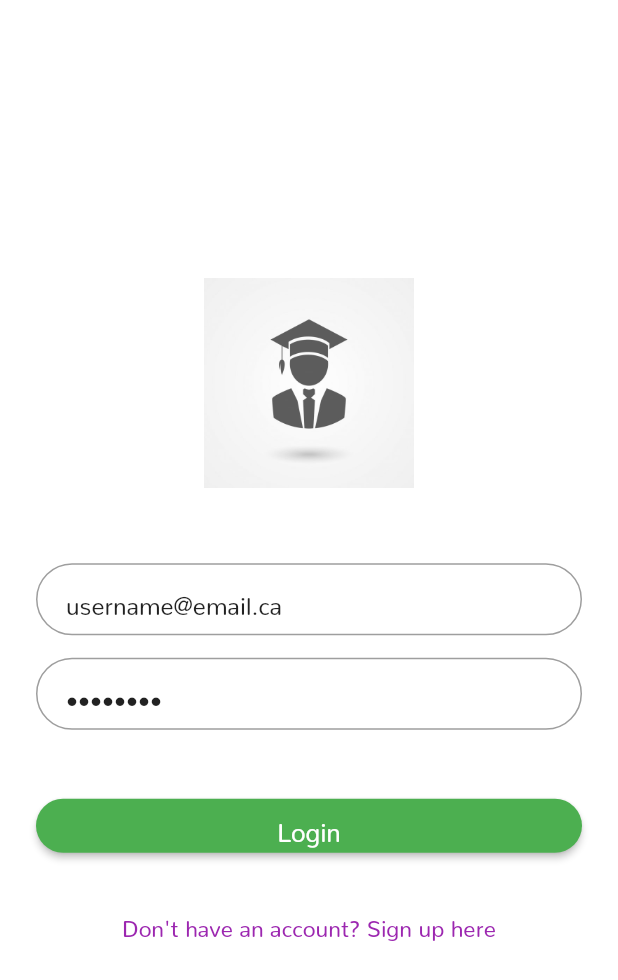
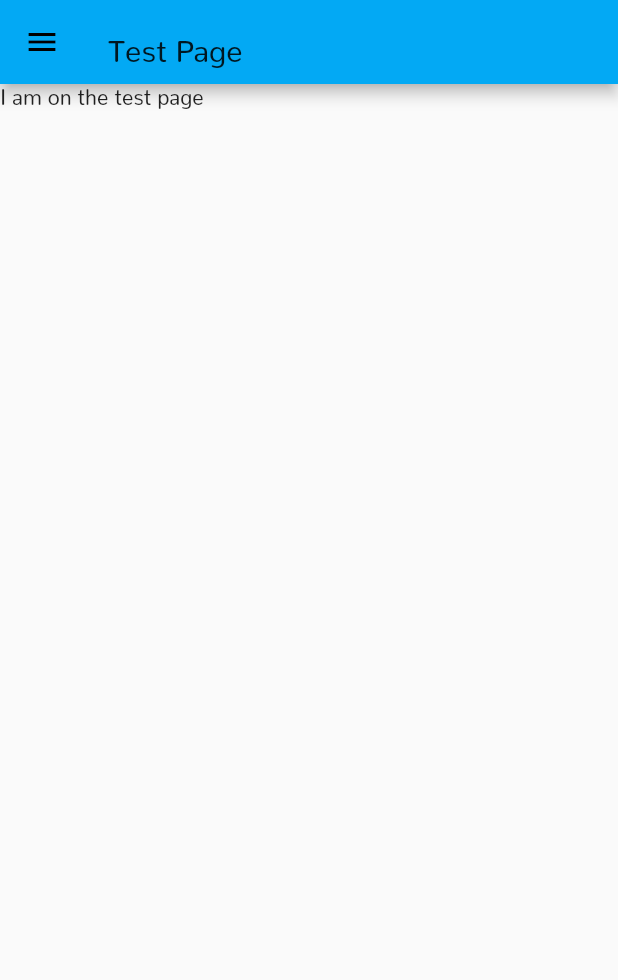
Before and after one commit to JagNanda/TutoringApp-Flutter, a Flutter app: the LoginPage screen opened by its route, after a tap on "Login", on a phone screen of 412 x 824 dp. Shown: the top 980 px of the screen. Run offline on Flutter 3.47's test engine with Material 2 defaults, Android fonts, the phone set to English and light mode, and no system bars; network calls fail.

Commit message:
Added basic functionality to the drawer menu, along with some test pages and pages that I will need to format

```diff
--- /dev/null
+++ b/lib/Settings.dart
@@ -0,0 +1,15 @@
+import 'package:flutter/material.dart';
+import 'DrawerMenu.dart';
+
+class Settings extends StatelessWidget{
+  @override
+  Widget build(BuildContext context){
+    return new Scaffold(
+      drawer: new DrawerCodeOnly(), // line needed to have Drawer menu on each page
+      appBar: new AppBar(
+        title: new Text("Settings"),
+      ),
+      body: new Text("This is the settings page"),
+    );
+  }
+}
--- /dev/null
+++ b/lib/TestPage.dart
@@ -0,0 +1,15 @@
+import 'package:flutter/material.dart';
+import 'DrawerMenu.dart';
+
+class TestPage extends StatelessWidget{
+  @override
+  Widget build(BuildContext context){
+    return new Scaffold(
+      drawer: new DrawerCodeOnly(),
+      appBar: new AppBar(
+          title: new Text("Test Page"),
+      ),
+      body: new Text("I am on the test page"),
+    );
+  }
+}
--- a/lib/login_page.dart
+++ b/lib/login_page.dart
@@ -1,4 +1,6 @@
 import 'package:flutter/material.dart';
+import 'TestPage.dart';
+import 'package:tutoring_app_flutter/main.dart';
 
 class LoginPage extends StatefulWidget {
   static String tag = 'login-page';
@@ -49,7 +51,7 @@ class _LoginPageState extends State<LoginPage> {
           borderRadius: BorderRadius.circular(24),
         ),
         onPressed: () {
-
+          Navigator.push(context, new MaterialPageRoute(builder: (context) => new TestPage()));
         },
         padding: EdgeInsets.all(12),
         color: Colors.green,
--- a/lib/main.dart
+++ b/lib/main.dart
@@ -19,7 +19,9 @@ class TutorLink extends StatelessWidget {
         fontFamily: 'Nunito',
       ),
       home: LoginPage(),
+      //home: DrawerWidget(),
       routes: routes,
     );
+
   }
 }
```
Also changed, not shown: lib/DrawerMenu.dart (added, +98 -0 lines).
